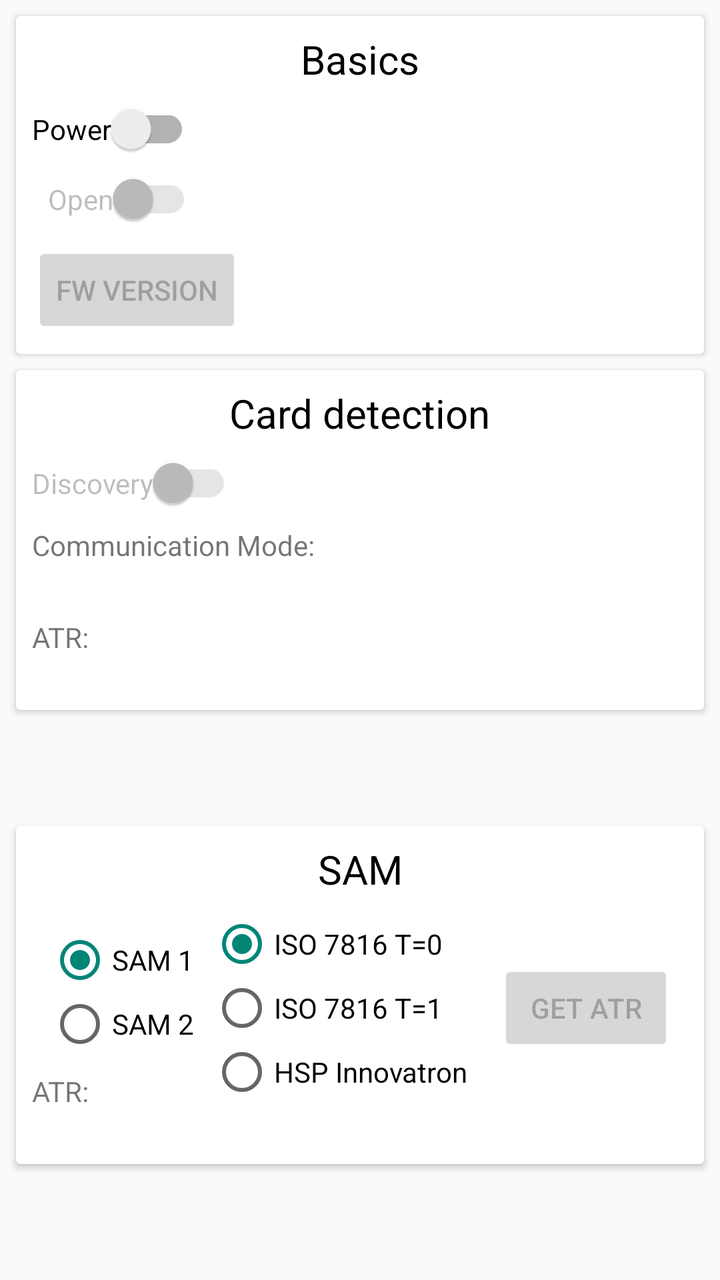
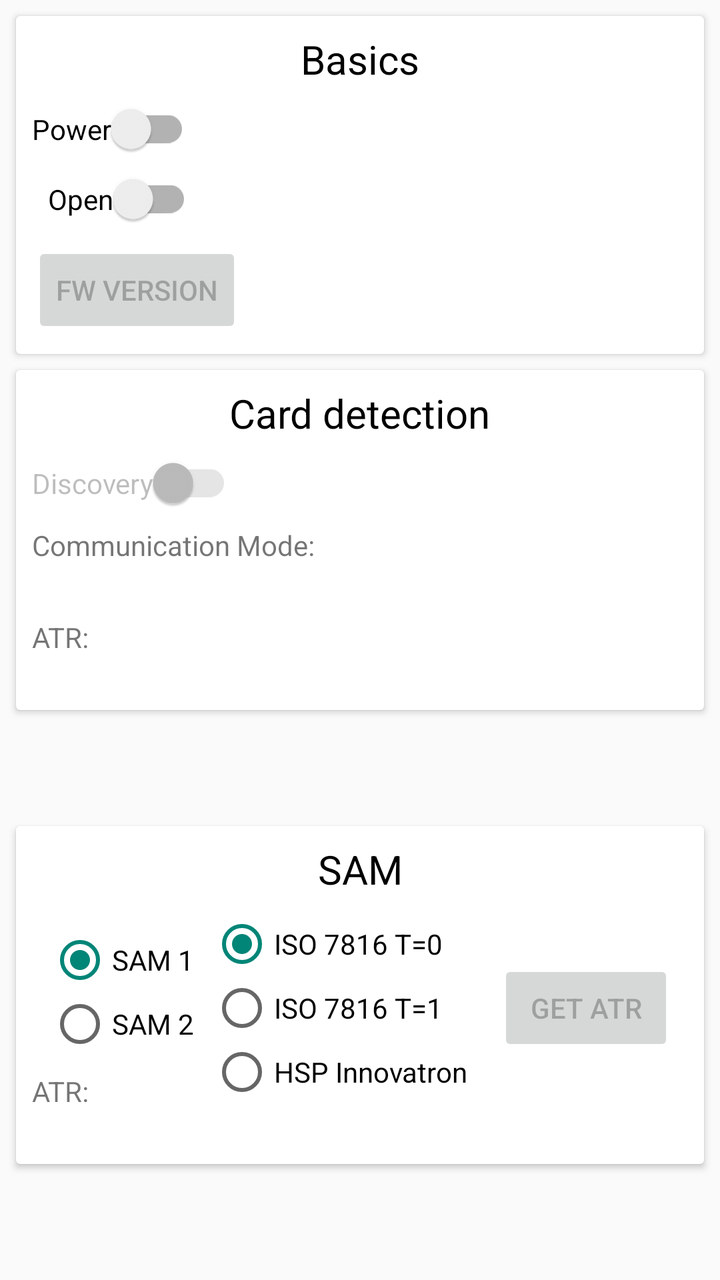

An Android layout rendered at two revisions. The XML below is the earlier revision; the diff shows what the commit changed to produce the second picture.
<!-- AndroidManifest.xml: application theme AppTheme -->
<!-- res/layout/content_main.xml -->
<?xml version="1.0" encoding="utf-8"?>
<androidx.constraintlayout.widget.ConstraintLayout xmlns:android="http://schemas.android.com/apk/res/android"
    xmlns:app="http://schemas.android.com/apk/res-auto"
    xmlns:tools="http://schemas.android.com/tools"
    android:layout_width="match_parent"
    android:layout_height="match_parent"
    app:layout_behavior="@string/appbar_scrolling_view_behavior"
    tools:context="fr.coppernic.samples.ask.MainActivity"
    tools:showIn="@layout/activity_main">


    <androidx.cardview.widget.CardView
        android:id="@+id/cvBasics"
        android:layout_width="0dp"
        android:layout_height="wrap_content"
        android:layout_marginEnd="8dp"
        android:layout_marginLeft="8dp"
        android:layout_marginRight="8dp"
        android:layout_marginStart="8dp"
        android:layout_marginTop="8dp"
        app:layout_constraintLeft_toLeftOf="parent"
        app:layout_constraintRight_toRightOf="parent"
        app:layout_constraintTop_toTopOf="parent"
        app:layout_constraintHorizontal_bias="0.0">

        <androidx.constraintlayout.widget.ConstraintLayout
            android:layout_width="match_parent"
            android:layout_height="match_parent">

            <TextView
                android:id="@+id/tvBasics"
                style="@style/title"
                android:layout_width="wrap_content"
                android:layout_height="wrap_content"
                android:layout_marginLeft="8dp"
                android:layout_marginStart="8dp"
                android:layout_marginTop="8dp"
                android:text="@string/basics"
                app:layout_constraintLeft_toLeftOf="parent"
                app:layout_constraintTop_toTopOf="parent"
                android:layout_marginRight="8dp"
                app:layout_constraintRight_toRightOf="parent" />

            <androidx.appcompat.widget.SwitchCompat
                android:id="@+id/swPower"
                android:layout_width="wrap_content"
                android:layout_height="wrap_content"
                android:layout_marginEnd="8dp"
                android:text="@string/power"
                android:layout_marginTop="8dp"
                app:layout_constraintTop_toBottomOf="@+id/tvBasics"
                android:layout_marginStart="8dp"
                app:layout_constraintLeft_toLeftOf="parent" />

            <androidx.appcompat.widget.SwitchCompat
                android:id="@+id/swOpen"
                android:layout_width="wrap_content"
                android:layout_height="wrap_content"
                android:layout_marginEnd="8dp"
                android:enabled="false"
                android:text="@string/open"
                android:layout_marginTop="8dp"
                app:layout_constraintTop_toBottomOf="@+id/swPower"
                android:layout_marginLeft="8dp"
                app:layout_constraintLeft_toLeftOf="@+id/swPower" />

            <Button
                android:id="@+id/btnFwVersion"
                android:layout_width="wrap_content"
                android:layout_height="wrap_content"
                android:layout_marginBottom="8dp"
                android:layout_marginLeft="8dp"
                android:layout_marginStart="8dp"
                android:enabled="false"
                android:text="@string/fw_version"
                app:layout_constraintBottom_toBottomOf="parent"
                app:layout_constraintLeft_toLeftOf="parent"
                android:layout_marginTop="8dp"
                app:layout_constraintTop_toBottomOf="@+id/swOpen" />
        </androidx.constraintlayout.widget.ConstraintLayout>

    </androidx.cardview.widget.CardView>

    <androidx.cardview.widget.CardView
        android:id="@+id/cvCardDetection"
        android:layout_width="0dp"
        android:layout_height="wrap_content"
        android:layout_marginLeft="8dp"
        android:layout_marginRight="8dp"
        android:layout_marginTop="8dp"
        app:layout_constraintLeft_toLeftOf="parent"
        app:layout_constraintRight_toRightOf="parent"
        app:layout_constraintTop_toBottomOf="@+id/cvBasics"
        android:layout_marginStart="8dp"
        android:layout_marginEnd="8dp"
        app:layout_constraintHorizontal_bias="0.0">

        <androidx.constraintlayout.widget.ConstraintLayout
            android:layout_width="match_parent"
            android:layout_height="match_parent">

            <androidx.appcompat.widget.SwitchCompat
                android:id="@+id/swCardDetection"
                android:layout_width="wrap_content"
                android:layout_height="wrap_content"
                android:text="@string/discovery"
                android:enabled="false"
                android:layout_marginEnd="7dp"
                android:layout_marginTop="8dp"
                app:layout_constraintTop_toBottomOf="@+id/tvCardDetection"
                android:layout_marginStart="8dp"
                app:layout_constraintLeft_toLeftOf="parent" />

            <TextView
                android:id="@+id/tvCardDetection"
                style="@style/title"
                android:layout_width="wrap_content"
                android:layout_height="wrap_content"
                android:layout_marginTop="8dp"
                android:text="@string/card_detection"
                app:layout_constraintLeft_toLeftOf="parent"
                app:layout_constraintTop_toTopOf="parent"
                android:layout_marginStart="8dp"
                android:layout_marginRight="8dp"
                app:layout_constraintRight_toRightOf="parent" />

            <TextView
                android:id="@+id/tvCommunicationMode"
                android:layout_width="wrap_content"
                android:layout_height="wrap_content"
                android:layout_marginLeft="8dp"
                android:text="@string/communication_mode"
                app:layout_constraintLeft_toLeftOf="parent"
                android:layout_marginTop="8dp"
                app:layout_constraintTop_toBottomOf="@+id/swCardDetection"
                android:layout_marginStart="8dp" />

            <TextView
                android:id="@+id/tvAtr"
                android:layout_width="wrap_content"
                android:layout_height="wrap_content"
                android:layout_marginLeft="8dp"
                android:text="@string/atr"
                app:layout_constraintLeft_toLeftOf="parent"
                android:layout_marginTop="8dp"
                app:layout_constraintTop_toBottomOf="@+id/tvCommunicationModeValue"
                android:layout_marginStart="8dp" />

            <TextView
                android:id="@+id/tvCommunicationModeValue"
                android:layout_width="wrap_content"
                android:layout_height="wrap_content"
                android:layout_marginRight="8dp"
                app:layout_constraintRight_toRightOf="parent"
                app:layout_constraintTop_toBottomOf="@+id/tvCommunicationMode"
                android:layout_marginLeft="8dp"
                app:layout_constraintLeft_toLeftOf="parent"
                android:layout_marginStart="8dp"
                android:layout_marginEnd="8dp" />

            <TextView
                android:id="@+id/tvAtrValue"
                android:layout_width="wrap_content"
                android:layout_height="wrap_content"
                android:layout_marginBottom="8dp"
                android:layout_marginLeft="8dp"
                android:layout_marginRight="8dp"
                android:textAlignment="center"
                app:layout_constraintBottom_toBottomOf="parent"
                app:layout_constraintLeft_toLeftOf="parent"
                app:layout_constraintRight_toRightOf="parent"
                app:layout_constraintTop_toBottomOf="@+id/tvAtr"
                android:layout_marginStart="8dp"
                android:layout_marginEnd="8dp" />
        </androidx.constraintlayout.widget.ConstraintLayout>

    </androidx.cardview.widget.CardView>

    <androidx.cardview.widget.CardView
        android:id="@+id/cvSam"
        android:layout_width="0dp"
        android:layout_height="wrap_content"
        android:layout_marginLeft="8dp"
        android:layout_marginRight="8dp"
        android:layout_marginTop="8dp"
        app:layout_constraintLeft_toLeftOf="parent"
        app:layout_constraintRight_toRightOf="parent"
        app:layout_constraintTop_toBottomOf="@+id/cvCardDetection"
        app:layout_constraintHorizontal_bias="0.0"
        app:layout_constraintBottom_toBottomOf="parent"
        android:layout_marginBottom="8dp">

        <androidx.constraintlayout.widget.ConstraintLayout
            android:layout_width="match_parent"
            android:layout_height="match_parent">

            <TextView
                android:id="@+id/tvSamAtr"
                android:layout_width="wrap_content"
                android:layout_height="wrap_content"
                android:text="@string/atr"
                android:layout_marginLeft="8dp"
                app:layout_constraintLeft_toLeftOf="parent"
                android:layout_marginTop="8dp"
                app:layout_constraintTop_toBottomOf="@+id/rgSam" />

            <Button
                android:id="@+id/btnSamGetAtr"
                android:layout_width="wrap_content"
                android:layout_height="wrap_content"
                android:text="@string/get_atr"
                android:layout_marginRight="8dp"
                app:layout_constraintRight_toRightOf="parent"
                app:layout_constraintBottom_toBottomOf="@+id/rgSam"
                android:layout_marginBottom="0dp"
                app:layout_constraintLeft_toRightOf="@+id/rgProtocol"
                android:layout_marginLeft="8dp"
                android:enabled="false"/>

            <RadioGroup
                android:id="@+id/rgSam"
                android:layout_width="wrap_content"
                android:layout_height="wrap_content"
                android:layout_marginLeft="8dp"
                android:layout_marginTop="8dp"
                android:checkedButton="@+id/rbSam1"
                app:layout_constraintLeft_toLeftOf="parent"
                app:layout_constraintTop_toBottomOf="@+id/tvSam">

                <RadioButton
                    android:id="@+id/rbSam1"
                    android:layout_width="wrap_content"
                    android:layout_height="wrap_content"
                    android:layout_marginLeft="8dp"
                    android:layout_marginTop="8dp"
                    android:layout_weight="1"
                    android:text="@string/sam_1"
                    app:layout_constraintLeft_toLeftOf="parent"
                    app:layout_constraintTop_toBottomOf="@+id/rbSam2" />

                <RadioButton
                    android:id="@+id/rbSam2"
                    android:layout_width="wrap_content"
                    android:layout_height="wrap_content"
                    android:layout_marginLeft="8dp"
                    android:layout_marginTop="0dp"
                    android:layout_weight="1"
                    android:text="@string/sam_2"
                    app:layout_constraintLeft_toLeftOf="parent"
                    app:layout_constraintTop_toBottomOf="@+id/tvSam" />
            </RadioGroup>

            <RadioGroup
                android:id="@+id/rgProtocol"
                android:layout_width="wrap_content"
                android:layout_height="wrap_content"
                android:layout_marginLeft="8dp"
                android:checkedButton="@+id/rbIso7816T0"
                app:layout_constraintLeft_toRightOf="@+id/rgSam"
                android:layout_marginTop="8dp"
                app:layout_constraintTop_toBottomOf="@+id/tvSam">

                <RadioButton
                    android:id="@+id/rbIso7816T0"
                    android:layout_width="wrap_content"
                    android:layout_height="wrap_content"
                    android:layout_weight="1"
                    android:text="@string/iso_7816_t0" />

                <RadioButton
                    android:id="@+id/rbIso7816T1"
                    android:layout_width="wrap_content"
                    android:layout_height="wrap_content"
                    android:layout_weight="1"
                    android:text="@string/iso_7816_t1" />

                <RadioButton
                    android:id="@+id/rbHspInnovatron"
                    android:layout_width="wrap_content"
                    android:layout_height="wrap_content"
                    android:layout_weight="1"
                    android:text="@string/hsp_innovatron" />
            </RadioGroup>

            <TextView
                android:id="@+id/tvSamAtrValue"
                android:layout_width="wrap_content"
                android:layout_height="wrap_content"
                android:layout_marginBottom="8dp"
                android:layout_marginLeft="8dp"
                android:layout_marginRight="8dp"
                android:layout_marginTop="0dp"
                android:textAlignment="center"
                app:layout_constraintBottom_toBottomOf="parent"
                app:layout_constraintLeft_toLeftOf="parent"
                app:layout_constraintRight_toRightOf="parent"
                app:layout_constraintTop_toBottomOf="@+id/tvSamAtr"
                app:layout_constraintHorizontal_bias="0.501"
                app:layout_constraintVertical_bias="0.0" />

            <TextView
                android:id="@+id/tvSam"
                style="@style/title"
                android:layout_width="wrap_content"
                android:layout_height="wrap_content"
                android:layout_marginLeft="8dp"
                android:layout_marginTop="8dp"
                android:text="@string/sam"
                app:layout_constraintLeft_toLeftOf="parent"
                app:layout_constraintTop_toTopOf="parent"
                android:layout_marginRight="8dp"
                app:layout_constraintRight_toRightOf="parent" />

        </androidx.constraintlayout.widget.ConstraintLayout>

    </androidx.cardview.widget.CardView>

</androidx.constraintlayout.widget.ConstraintLayout>
<!-- res/layout/activity_main.xml (included above) -->
<?xml version="1.0" encoding="utf-8"?>
<androidx.coordinatorlayout.widget.CoordinatorLayout xmlns:android="http://schemas.android.com/apk/res/android"
    xmlns:app="http://schemas.android.com/apk/res-auto"
    xmlns:tools="http://schemas.android.com/tools"
    android:layout_width="match_parent"
    android:layout_height="match_parent"
    tools:context="fr.coppernic.samples.ask.MainActivity">

    <com.google.android.material.appbar.AppBarLayout
        android:layout_width="match_parent"
        android:layout_height="wrap_content"
        android:theme="@style/AppTheme.AppBarOverlay">

        <androidx.appcompat.widget.Toolbar
            android:id="@+id/toolbar"
            android:layout_width="match_parent"
            android:layout_height="?attr/actionBarSize"
            android:background="?attr/colorPrimary"
            app:popupTheme="@style/AppTheme.PopupOverlay" />

    </com.google.android.material.appbar.AppBarLayout>

    <include layout="@layout/content_main" />

</androidx.coordinatorlayout.widget.CoordinatorLayout>
<!-- resources referenced by this layout -->
<resources>
  <string name="atr">ATR:</string>
  <string name="basics">Basics</string>
  <string name="card_detection">Card detection</string>
  <string name="communication_mode">Communication Mode:</string>
  <string name="discovery">Discovery</string>
  <string name="fw_version">FW Version</string>
  <string name="get_atr">Get ATR</string>
  <string name="hsp_innovatron">HSP Innovatron</string>
  <string name="iso_7816_t0">ISO 7816 T=0</string>
  <string name="iso_7816_t1">ISO 7816 T=1</string>
  <string name="open">Open</string>
  <string name="power">Power</string>
  <string name="sam">SAM</string>
  <string name="sam_1">SAM 1</string>
  <string name="sam_2">SAM 2</string>
  <style name="AppTheme.AppBarOverlay" parent="ThemeOverlay.AppCompat.Dark.ActionBar" />
  <style name="AppTheme.PopupOverlay" parent="ThemeOverlay.AppCompat.Light" />
  <style name="title">
          <item name="android:textSize">@dimen/title_text_size</item>
          <item name="android:textColor">@android:color/black</item>
      </style>
  <style name="AppTheme" parent="Theme.AppCompat.Light.DarkActionBar">
          
  
      </style>
  <dimen name="title_text_size">20sp</dimen>
</resources>

<!-- the commit's change to res/layout/content_main.xml (unified diff, before → after) -->
@@ -57,7 +57,7 @@
                 android:layout_width="wrap_content"
                 android:layout_height="wrap_content"
                 android:layout_marginEnd="8dp"
-                android:enabled="false"
+                android:enabled="true"
                 android:text="@string/open"
                 android:layout_marginTop="8dp"
                 app:layout_constraintTop_toBottomOf="@+id/swPower"
